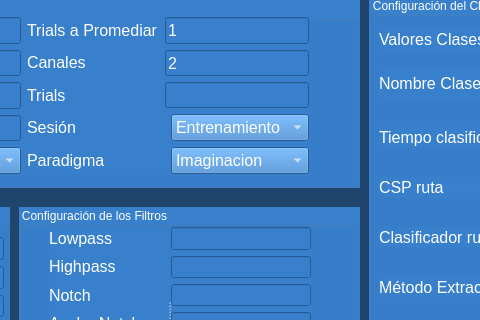
First picture: the form in Desarrollo/PythonScripts/scripts/GUIModule/config_registro.ui, repository lucasbaldezzari/bcihack2, before the edit; both pictures show x 321 to 801 and y 93 to 413 of the 1281 by 560 pixel window.
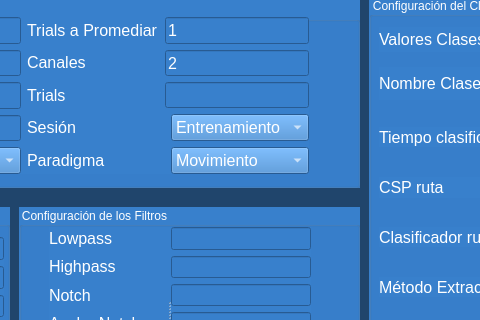
Second picture: the form after the edit.

Diff of the .ui file:
```diff
--- a/Desarrollo/PythonScripts/scripts/GUIModule/config_registro.ui
+++ b/Desarrollo/PythonScripts/scripts/GUIModule/config_registro.ui
@@ -530,7 +530,7 @@
            </property>
            <item>
             <property name="text">
-             <string>Imaginacion</string>
+             <string>Movimiento</string>
             </property>
            </item>
            <item>
```
Left out of the diff: 2 changed lines with no effect on the pictures.
